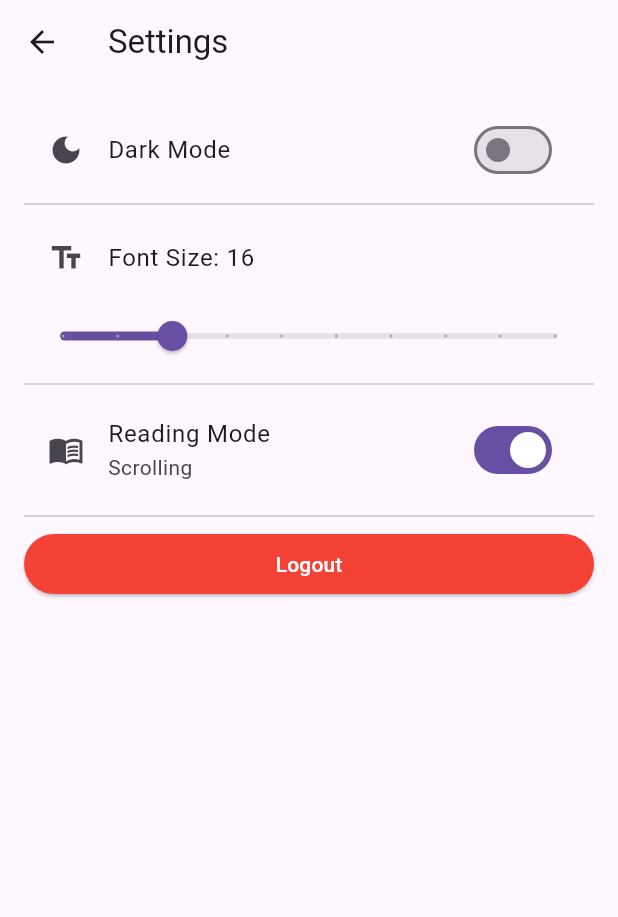
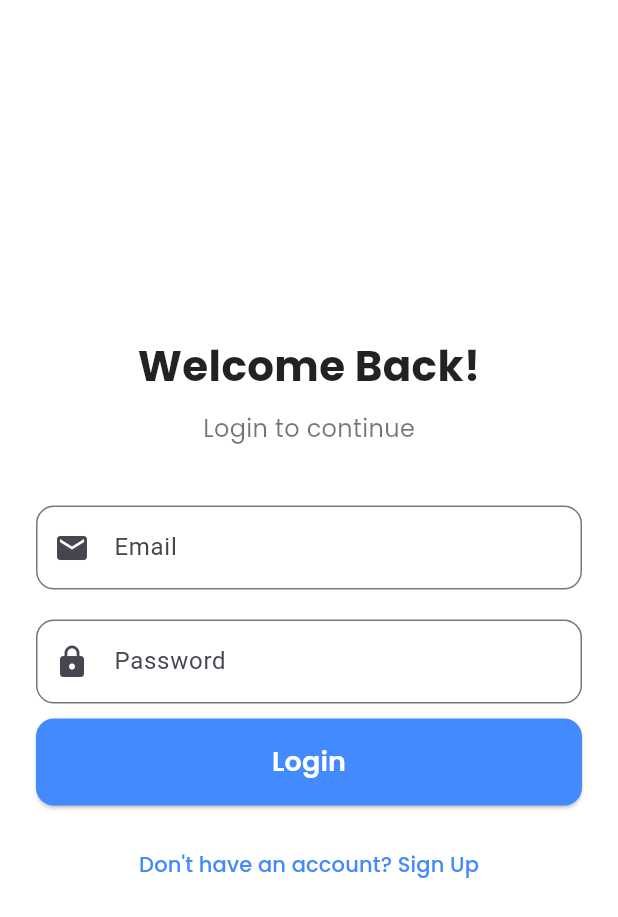
Before and after one commit to wildhamza/ebook_reader, a Flutter app: the SettingsScreen screen opened directly, after a tap on "Logout", on a phone screen of 412 x 824 dp. Shown: the top 917 px of the screen. Run offline on Flutter 3.47's test engine with Material 3 defaults, Android fonts, the phone set to English and light mode, and no system bars; our stand-ins replace cached_network_image, file_picker, firebase_core, get_it, google_fonts, hive and 2 more; missing offline and left inert: epub_view, flutter_pdfview; accounts and stored records are empty.

Commit message:
added auth based features and configured cloud storage

```diff
--- /dev/null
+++ b/lib/keys/supabase.dart
@@ -0,0 +1,2 @@
+const sb_url = 'https://gloqxgqcwazpyictpxwz.supabase.co';
+const sb_key = 'eyJhbGciOiJIUzI1NiIsInR5cCI6IkpXVCJ9.eyJpc3MiOiJzdXBhYmFzZSIsInJlZiI6Imdsb3F4Z3Fjd2F6cHlpY3RweHd6Iiwicm9sZSI6ImFub24iLCJpYXQiOjE3Mzk3MDE1NTUsImV4cCI6MjA1NTI3NzU1NX0.3tSopAFhieTvichwQhnxwW58knnGdr5y6Y8E317pPTc';
--- a/lib/providers/auth_provider.dart
+++ b/lib/providers/auth_provider.dart
@@ -1,5 +1,5 @@
-import 'package:firebase_auth/firebase_auth.dart';
 import 'package:flutter/material.dart';
+import 'package:supabase_flutter/supabase_flutter.dart';
 
 class AuthProvider with ChangeNotifier {
   final GlobalKey<FormState> _formKey = GlobalKey<FormState>();
@@ -14,12 +14,14 @@ class AuthProvider with ChangeNotifier {
     _setLoading(true);
 
     try {
-      await FirebaseAuth.instance.signInWithEmailAndPassword(
+      final response = await Supabase.instance.client.auth.signInWithPassword(
         email: _emailController.text.trim(),
         password: _passwordController.text.trim(),
       );
-      Navigator.pushReplacementNamed(context, "/home");
-    } on FirebaseAuthException catch (e) {
+      if (response.user != null) {
+        Navigator.pushReplacementNamed(context, "/home");
+      }
+    } on AuthException catch (e) {
       _setErrorMessage(e.message);
     } finally {
       _setLoading(false);
@@ -27,7 +29,7 @@ class AuthProvider with ChangeNotifier {
   }
 
   Future<void> logout(BuildContext context) async {
-    await FirebaseAuth.instance.signOut();
+    await Supabase.instance.client.auth.signOut();
     Navigator.pushReplacementNamed(context, "/login");
   }
 
--- /dev/null
+++ b/lib/screens/login_screen.dart
@@ -0,0 +1,189 @@
+import 'package:flutter/material.dart';
+import 'package:google_fonts/google_fonts.dart';
+import 'package:supabase_flutter/supabase_flutter.dart';
+
+class LoginScreen extends StatefulWidget {
+  const LoginScreen({super.key});
+
+  @override
+  _LoginScreenState createState() => _LoginScreenState();
+}
+
+class _LoginScreenState extends State<LoginScreen> {
+  final _formKey = GlobalKey<FormState>();
+  final TextEditingController _emailController = TextEditingController();
+  final TextEditingController _passwordController = TextEditingController();
+  bool _isLoading = false;
+  String? _errorMessage;
+
+  Future<void> _login() async {
+    if (!_formKey.currentState!.validate()) return;
+
+    setState(() {
+      _isLoading = true;
+      _errorMessage = null;
+    });
+
+    try {
+      final response = await Supabase.instance.client.auth.signInWithPassword(
+        email: _emailController.text.trim(),
+        password: _passwordController.text.trim(),
+      );
+
+      if (response.user != null) {
+        Navigator.pushReplacementNamed(context, "/home");
+      } else {
+        setState(() {
+          _errorMessage = "Invalid email or password";
+        });
+      }
+    } on AuthException catch (e) {
+      setState(() {
+        _errorMessage = e.message;
+      });
+    } finally {
+      setState(() {
+        _isLoading = false;
+      });
+    }
+  }
+
+  @override
+  Widget build(BuildContext context) {
+    return Scaffold(
+      backgroundColor: Colors.white,
+      body: Center(
+        child: SingleChildScrollView(
+          padding: const EdgeInsets.symmetric(horizontal: 24.0),
+          child: Column(
+            mainAxisAlignment: MainAxisAlignment.center,
+            crossAxisAlignment: CrossAxisAlignment.center,
+            children: [
+              Text(
+                "Welcome Back!",
+                style: GoogleFonts.poppins(
+                  fontSize: 28,
+                  fontWeight: FontWeight.bold,
+                  color: Colors.black87,
+                ),
+              ),
+              const SizedBox(height: 10),
+              Text(
+                "Login to continue",
+                style: GoogleFonts.poppins(fontSize: 16, color: Colors.black54),
+              ),
+              const SizedBox(height: 40),
+
+              // Form
+              Form(
+                key: _formKey,
+                child: Column(
+                  children: [
+                    // Email Field
+                    TextFormField(
+                      controller: _emailController,
+                      keyboardType: TextInputType.emailAddress,
+                      decoration: InputDecoration(
+                        labelText: "Email",
+                        prefixIcon: const Icon(Icons.email),
+                        border: OutlineInputBorder(
+                          borderRadius: BorderRadius.circular(12),
+                        ),
+                      ),
+                      validator: (value) {
+                        if (value == null || value.isEmpty) {
+                          return "Please enter your email";
+                        }
+                        if (!RegExp(
+                            r"^[a-zA-Z0-9._%+-]+@[a-zA-Z0-9.-]+\.[a-zA-Z]{2,}$")
+                            .hasMatch(value)) {
+                          return "Enter a valid email";
+                        }
+                        return null;
+                      },
+                    ),
+                    const SizedBox(height: 20),
+
+                    // Password Field
+                    TextFormField(
+                      controller: _passwordController,
+                      obscureText: true,
+                      decoration: InputDecoration(
+                        labelText: "Password",
+                        prefixIcon: const Icon(Icons.lock),
+                        border: OutlineInputBorder(
+                          borderRadius: BorderRadius.circular(12),
+                        ),
+                      ),
+                      validator: (value) {
+                        if (value == null || value.isEmpty) {
+                          return "Please enter your password";
+                        }
+                        if (value.length < 6) {
+                          return "Password must be at least 6 characters";
+                        }
+                        return null;
+                      },
+                    ),
+                  ],
+                ),
+              ),
+              const SizedBox(height: 10),
+
+              // Error Message
+              if (_errorMessage != null)
+                Padding(
+                  padding: const EdgeInsets.symmetric(vertical: 10),
+                  child: Text(
+                    _errorMessage!,
+                    style: const TextStyle(color: Colors.red, fontSize: 14),
+                  ),
+                ),
+
+              // Login Button
+              SizedBox(
+                width: double.infinity,
+                child: ElevatedButton(
+                  onPressed: _isLoading ? null : _login,
+                  style: ElevatedButton.styleFrom(
+                    backgroundColor: Colors.blueAccent,
+                    shape: RoundedRectangleBorder(
+                      borderRadius: BorderRadius.circular(12),
+                    ),
+                    padding: const EdgeInsets.symmetric(vertical: 16),
+                  ),
+                  child: _isLoading
+                      ? const CircularProgressIndicator(color: Colors.white)
+                      : Text(
+                    "Login",
+                    style: GoogleFonts.poppins(
+                      fontSize: 18,
+                      fontWeight: FontWeight.w600,
+                      color: Colors.white,
+                    ),
+                  ),
+                ),
+              ),
+              const SizedBox(height: 15),
+
+              // Sign Up Link
+              TextButton(
+                onPressed: () {
+                  Navigator.pushNamed(context, "/signup");
+                },
+                child: Text(
+                  "Don't have an account? Sign Up",
+                  style: GoogleFonts.poppins(
+                    fontSize: 14,
+                    fontWeight: FontWeight.w500,
+                    color: Colors.blueAccent,
+                  ),
+                ),
+              ),
+            ],
+          ),
+        ),
+      ),
+    );
+  }
+}
--- /dev/null
+++ b/lib/services/auth_service.dart
@@ -0,0 +1,20 @@
+import 'package:supabase_flutter/supabase_flutter.dart';
+import 'package:path_provider/path_provider.dart';
+import 'dart:io';
+import 'package:hive/hive.dart';
+
+class AuthService {
+  final _supabase = Supabase.instance.client.auth;
+
+  Future<void> signUp(String email, String password) async {
+    await _supabase.signUp(email: email, password: password);
+  }
+
+  Future<void> signIn(String email, String password) async {
+    await _supabase.signInWithPassword(email: email, password: password);
+  }
+
+  Future<void> signOut() async {
+    await _supabase.signOut();
+  }
+}
--- /dev/null
+++ b/lib/services/db_service.dart
@@ -0,0 +1,15 @@
+import 'package:flutter/material.dart';
+import 'package:supabase_flutter/supabase_flutter.dart';
+
+class DatabaseService extends ChangeNotifier {
+  final _db = Supabase.instance.client;
+
+  Future<void> saveUserInfo(String userId, String name, String email, String password) async {
+    await _db.from('user_information').insert({
+      'id': userId,
+      'name': name,
+      'email': email,
+      'password': password, // Consider hashing before storing
+    });
+  }
+}
--- a/pubspec.yaml
+++ b/pubspec.yaml
@@ -53,6 +53,7 @@ dependencies:
   dio: ^5.8.0+1
   permission_handler: ^11.3.1
   file_picker: ^8.3.2
+  get_it: ^8.0.3
 
 
 dev_dependencies:
```
Also changed, not shown: lib/main.dart (+25 -5 lines), lib/screens/signup_screen.dart (added, +174 -0 lines), lib/services/offline_service.dart (added, +20 -0 lines), lib/services/storage_service.dart (added, +17 -0 lines), pubspec.lock, 1 other file.
